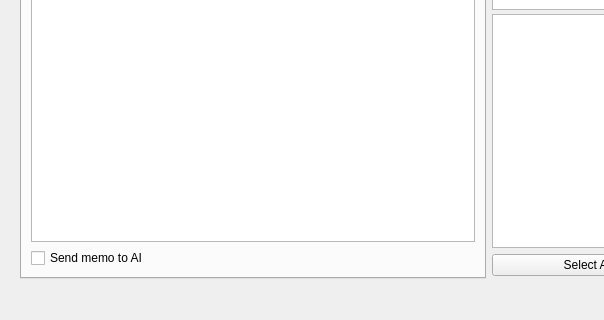
This is GUI_UIs/ui_ai_search.ui in ccbogel/QualCoder as Qt 5 draws it before an edit; both pictures show x 0 to 604 and y 260 to 580 of the 978 by 580 pixel window. The edited form follows.
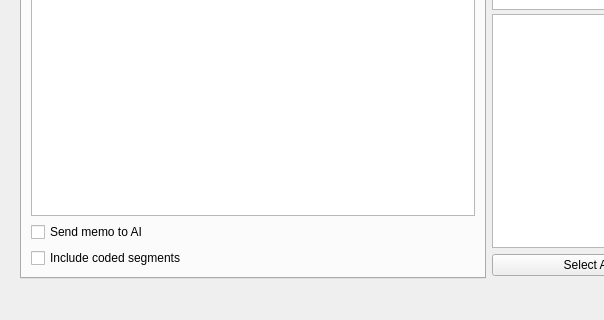
This is the edited form.

Commit message: Option to include coded segments in AI search

What changed in the file:
```diff
--- a/GUI_UIs/ui_ai_search.ui
+++ b/GUI_UIs/ui_ai_search.ui
@@ -84,6 +84,16 @@
             </property>
            </widget>
           </item>
+          <item>
+           <widget class="QCheckBox" name="checkBox_coded_segments">
+            <property name="toolTip">
+             <string>If deselected (default), the AI searches for new material only. Segments already coded with this code are excluded from the results.</string>
+            </property>
+            <property name="text">
+             <string>Include coded segments</string>
+            </property>
+           </widget>
+          </item>
          </layout>
         </widget>
         <widget class="QWidget" name="tab_free_search">
```
The commit also changes 3 other files.
